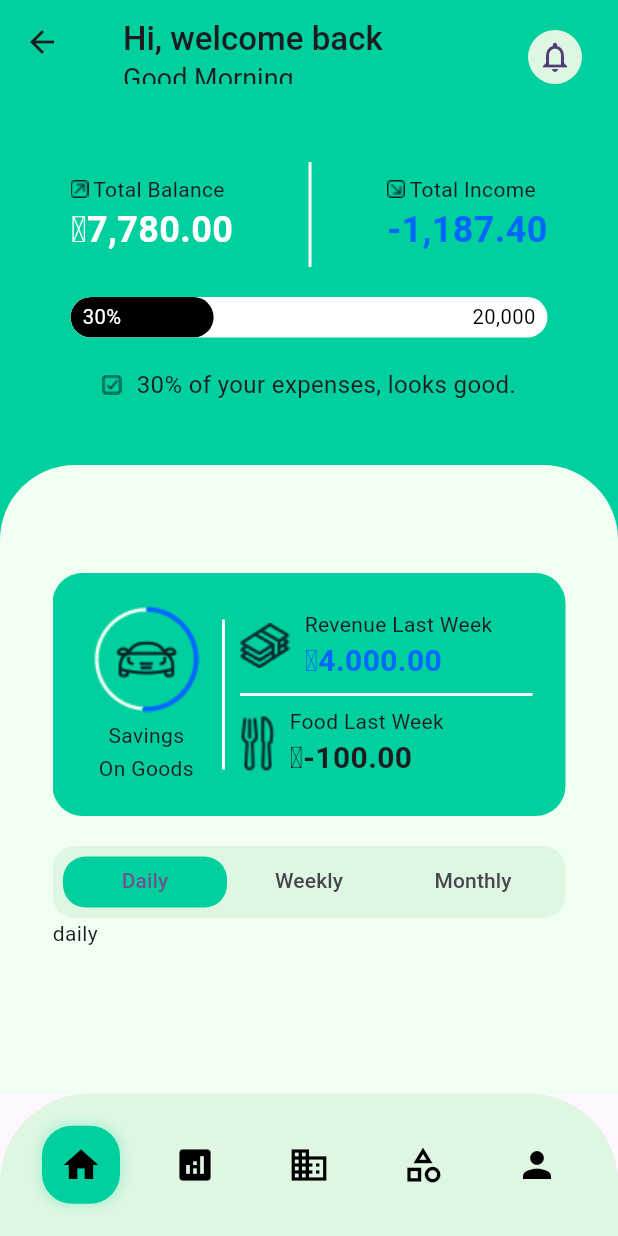
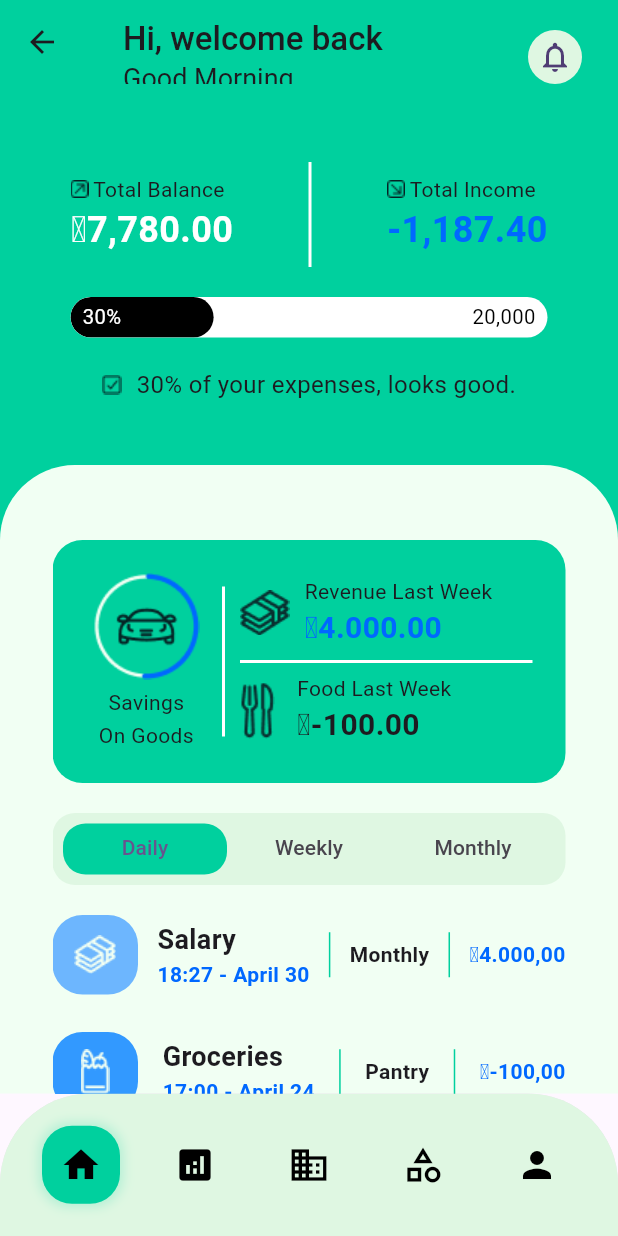
Before and after one commit to ericasiedu/finwise, a Flutter app: the ContainerWrapper screen opened directly, after a tap on the "fingerprint" icon, on a phone screen of 412 x 824 dp. Run offline on Flutter 3.47's test engine with Material 3 defaults, Android fonts, the phone set to English and light mode, and no system bars; our stand-ins replace smooth_page_indicator.

Commit message:
FW-6 commit

```diff
--- /dev/null
+++ b/lib/models/daily_data.dart
@@ -0,0 +1,46 @@
+import 'dart:ui';
+
+class DailyData {
+  final String name;
+  final String time;
+  final String amount;
+  final String AmountPurpose;
+  final Color bgColor;
+  final String image;
+
+  const DailyData({
+    required this.name,
+    required this.time,
+    required this.amount,
+    required this.AmountPurpose,
+    required this.bgColor,
+    required this.image
+  });
+}
+
+List<DailyData> dailyItems = [
+  DailyData(
+    name: 'Salary',
+    time: '18:27 - April 30',
+    amount: 'Monthly',
+    AmountPurpose: '\u20B54.000,00',
+    bgColor: Color(0xFF6DB6FE),
+    image: 'assets/images/salary-white.png'
+  ),
+  DailyData(
+    name: 'Groceries',
+    time: '17:00 - April 24',
+    amount: 'Pantry',
+    AmountPurpose: '\u20B5-100,00',
+    bgColor: Color(0xFF3299FF),
+    image: 'assets/images/groceries.png'
+  ),
+  DailyData(
+    name: 'Rent',
+    time: '8:30 - April 15',
+    amount: 'Rent',
+    AmountPurpose: '\u20B5-674,40',
+    bgColor: Color(0xFF0068FF),
+    image: 'assets/images/rent.png'
+  ),
+];
--- a/lib/screens/mains/home_screen.dart
+++ b/lib/screens/mains/home_screen.dart
@@ -1,3 +1,4 @@
+import 'package:finwise/models/daily_data.dart';
 import 'package:finwise/utils/color.dart';
 import 'package:finwise/utils/container_wrapper.dart';
 import 'package:finwise/utils/progress_bar.dart';
@@ -192,7 +193,7 @@ class _HomeScreenState extends State<HomeScreen> {
                                   Row(
                                     children: [
                                       Image.asset('assets/images/Food.png'),
-                                      SizedBox(width: 10),
+                                      SizedBox(width: 15),
                                       Column(
                                         crossAxisAlignment:
                                             CrossAxisAlignment.start,
@@ -241,12 +242,78 @@ class _HomeScreenState extends State<HomeScreen> {
               ),
             ];
           },
-          body: TabBarView(
-            children: [
-              SizedBox(child: Text('daily')),
-              SizedBox(child: Center(child: Text('weekly'))),
-              SizedBox(child: Center(child: Text('monthly'))),
-            ],
+          body: SizedBox(
+            // height: MediaQuery.of(context).size.height * 1,
+            child: TabBarView(
+              children: [
+                Expanded(
+                  child: ListView.separated(
+                    padding: EdgeInsets.symmetric(vertical: 20),
+                    itemBuilder: (context, index) {
+                      return Row(
+                        mainAxisAlignment: MainAxisAlignment.spaceBetween,
+                        children: [
+                          Container(
+                            width: 57,
+                            height: 53,
+                            decoration: BoxDecoration(
+                              color: dailyItems[index].bgColor,
+                              borderRadius: BorderRadius.circular(20),
+                            ),
+                            child: Center(
+                              child: Image.asset(
+                                dailyItems[index].image,
+                                fit: BoxFit.cover,
+                              ),
+                            ),
+                          ),
+                          SizedBox(
+                            child: Column(
+                              crossAxisAlignment: CrossAxisAlignment.start,
+                              children: [
+                                Text(
+                                  dailyItems[index].name,
+                                  style: TextStyle(
+                                    fontSize: 18,
+                                    fontWeight: FontWeight.bold,
+                                  ),
+                                ),
+                                Text(
+                                  dailyItems[index].time,
+                                  style: TextStyle(
+                                    color: oceanBlue,
+                                    fontWeight: FontWeight.bold,
+                                  ),
+                                ),
+                              ],
+                            ),
+                          ),
+                          Container(width: 1, height: 30, color: primaryColor),
+                          SizedBox(
+                            child: Text(
+                              dailyItems[index].amount,
+                              style: TextStyle(fontWeight: FontWeight.bold),
+                            ),
+                          ),
+                          Container(width: 1, height: 30, color: primaryColor),
+                          SizedBox(
+                            child: Text(dailyItems[index].AmountPurpose, style: TextStyle(
+                                    color: oceanBlue,
+                                    fontWeight: FontWeight.bold,
+                                  ),),
+                          ),
+                        ],
+                      );
+                    },
+                    separatorBuilder: (_, __) => SizedBox(height: 25),
+                    itemCount: dailyItems.length,
+                  ),
+                ),
+
+                SizedBox(child: Center(child: Text('weekly'))),
+                SizedBox(child: Center(child: Text('monthly'))),
+              ],
+            ),
           ),
         ),
       ),
--- a/lib/utils/container_wrapper.dart
+++ b/lib/utils/container_wrapper.dart
@@ -111,7 +111,7 @@ class ContainerWrapper extends StatelessWidget {
             ),
             Expanded(
               child: Padding(
-                padding: EdgeInsets.symmetric(horizontal: 35, vertical: 22),
+                padding: EdgeInsets.symmetric(horizontal: 35),
                 child: bodyChild,
               ),
             ),
```
Also changed, not shown: assets/images/groceries.png (added), assets/images/rent.png (added), assets/images/salary-white.png (added).
